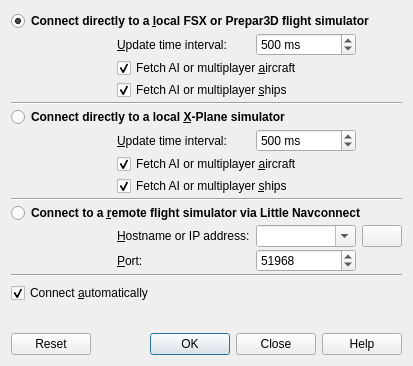
albar965/littlenavmap, file src/connect/connectdialog.ui: the form before one commit.
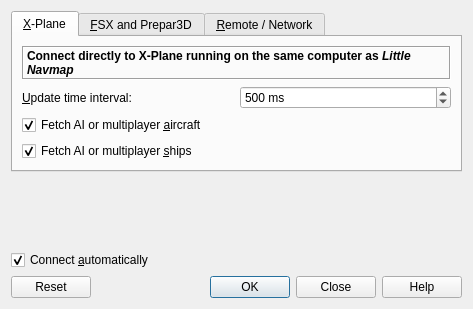
The form after the commit. Icons and pictures are not drawn.

Commit message: Reorganized connect dialog UI completely. Now using tabs for the various simulators. Showing warning message if SimConnect cannot be found on Windows. Added toolbar for connection and options.

```diff
--- a/src/connect/connectdialog.ui
+++ b/src/connect/connectdialog.ui
@@ -6,8 +6,8 @@
    <rect>
     <x>0</x>
     <y>0</y>
-    <width>413</width>
-    <height>366</height>
+    <width>473</width>
+    <height>309</height>
    </rect>
   </property>
   <property name="windowTitle">
@@ -15,17 +15,44 @@
   </property>
   <layout class="QVBoxLayout" name="verticalLayout">
    <item>
-    <layout class="QGridLayout" name="gridLayout">
-     <property name="topMargin">
+    <widget class="QTabWidget" name="tabWidgetConnect">
+     <property name="currentIndex">
       <number>0</number>
      </property>
-     <property name="horizontalSpacing">
-      <number>6</number>
-     </property>
-     <property name="verticalSpacing">
-      <number>2</number>
-     </property>
-     <item row="12" column="1">
+     <widget class="QWidget" name="tabConnectXp">
+      <attribute name="title">
+       <string>&amp;X-Plane</string>
+      </attribute>
+      <layout class="QGridLayout" name="gridLayout_3">
+       <item row="0" column="0" colspan="2">
+        <widget class="QLabel" name="labelConnectXp">
+         <property name="font">
+          <font>
+           <weight>75</weight>
+           <bold>true</bold>
+          </font>
+         </property>
+         <property name="frameShape">
+          <enum>QFrame::Box</enum>
+         </property>
+         <property name="frameShadow">
+          <enum>QFrame::Sunken</enum>
+         </property>
+         <property name="text">
+          <string>Connect directly to X-Plane running on the same computer as &lt;i&gt;Little Navmap&lt;/i&gt;</string>
+         </property>
+         <property name="wordWrap">
+          <bool>true</bool>
+         </property>
+         <property name="margin">
+          <number>5</number>
+         </property>
+         <property name="textInteractionFlags">
+          <set>Qt::LinksAccessibleByMouse|Qt::TextSelectableByMouse</set>
+         </property>
+        </widget>
+       </item>
+       <item row="1" column="0">
       <widget class="QLabel" name="labelConnectUpdateRateXp">
        <property name="text">
         <string>&amp;Update time interval:</string>
@@ -35,24 +62,92 @@
        </property>
       </widget>
      </item>
-     <item row="19" column="1">
-      <widget class="QLabel" name="labelConnectPort">
+       <item row="1" column="1">
+        <widget class="QSpinBox" name="spinBoxConnectUpdateRateXp">
+         <property name="toolTip">
+          <string>Allowed range is 50 milliseconds up to 1 second.
+Little Navmap fetches data from the flight simulator using this time interval.
+Lower values will result in a more fluid aircraft movement but can potentially induce stutters.</string>
+         </property>
+         <property name="suffix">
+          <string> ms</string>
+         </property>
+         <property name="minimum">
+          <number>50</number>
+         </property>
+         <property name="maximum">
+          <number>1000</number>
+         </property>
+         <property name="singleStep">
+          <number>50</number>
+         </property>
+         <property name="value">
+          <number>500</number>
+         </property>
+        </widget>
+       </item>
+       <item row="2" column="0" colspan="2">
+        <widget class="QCheckBox" name="checkBoxConnectFetchAiAircraftXp">
+         <property name="toolTip">
+          <string>Deselect to disable fetching and transmission of AI or multiplayer aircraft</string>
+         </property>
        <property name="text">
-        <string>&amp;Port:</string>
-       </property>
-       <property name="buddy">
-        <cstring>spinBoxConnectPort</cstring>
+          <string>Fetch AI or multiplayer &amp;aircraft</string>
+         </property>
+         <property name="checked">
+          <bool>true</bool>
        </property>
       </widget>
      </item>
-     <item row="20" column="0" colspan="4">
-      <widget class="Line" name="lineBottom">
-       <property name="orientation">
-        <enum>Qt::Horizontal</enum>
-       </property>
-      </widget>
-     </item>
-     <item row="7" column="1">
+       <item row="3" column="0" colspan="2">
+        <widget class="QCheckBox" name="checkBoxConnectFetchAiShipXp">
+         <property name="toolTip">
+          <string>Deselect to disable fetching and transmission of AI or multiplayer ships</string>
+         </property>
+         <property name="text">
+          <string>Fetch AI or multiplayer &amp;ships</string>
+         </property>
+         <property name="checked">
+          <bool>true</bool>
+         </property>
+        </widget>
+       </item>
+      </layout>
+     </widget>
+     <widget class="QWidget" name="tabConnectFsx">
+      <attribute name="title">
+       <string>&amp;FSX and Prepar3D</string>
+      </attribute>
+      <layout class="QGridLayout" name="gridLayout">
+       <item row="0" column="0" colspan="2">
+        <widget class="QLabel" name="labelConnectFsx">
+         <property name="font">
+          <font>
+           <weight>75</weight>
+           <bold>true</bold>
+          </font>
+         </property>
+         <property name="frameShape">
+          <enum>QFrame::Box</enum>
+         </property>
+         <property name="frameShadow">
+          <enum>QFrame::Sunken</enum>
+         </property>
+         <property name="text">
+          <string>Connect directly to FSX or Prepar3D running on the same computer as &lt;i&gt;Little Navmap&lt;/i&gt;</string>
+         </property>
+         <property name="wordWrap">
+          <bool>true</bool>
+         </property>
+         <property name="margin">
+          <number>5</number>
+         </property>
+         <property name="textInteractionFlags">
+          <set>Qt::LinksAccessibleByMouse|Qt::TextSelectableByMouse</set>
+         </property>
+        </widget>
+       </item>
+       <item row="1" column="0">
       <widget class="QLabel" name="labelConnectUpdateRateFsx">
        <property name="text">
         <string>&amp;Update time interval:</string>
@@ -62,31 +157,7 @@
        </property>
       </widget>
      </item>
-     <item row="19" column="2">
-      <widget class="QSpinBox" name="spinBoxConnectPort">
-       <property name="toolTip">
-        <string>Add the &lt;span style=&quot;color: #ff0000; font-weight:bold&quot;&gt;port&lt;/span&gt; that Little Navconnect shows on startup.
-Use your X-Plane computer name if you are running the Little Xpconnect X-Plane plugin.</string>
-       </property>
-       <property name="minimum">
-        <number>1024</number>
-       </property>
-       <property name="maximum">
-        <number>65535</number>
-       </property>
-       <property name="value">
-        <number>51968</number>
-       </property>
-      </widget>
-     </item>
-     <item row="10" column="0" colspan="4">
-      <widget class="Line" name="lineFsxXp">
-       <property name="orientation">
-        <enum>Qt::Horizontal</enum>
-       </property>
-      </widget>
-     </item>
-     <item row="7" column="2">
+       <item row="1" column="1">
       <widget class="QSpinBox" name="spinBoxConnectUpdateRateFsx">
        <property name="toolTip">
         <string>Allowed range is 50 milliseconds up to 1 second.
@@ -110,27 +181,40 @@
        </property>
       </widget>
      </item>
-     <item row="18" column="3">
-      <widget class="QPushButton" name="pushButtonConnectDeleteHostname">
-       <property name="sizePolicy">
-        <sizepolicy hsizetype="Fixed" vsizetype="Fixed">
-         <horstretch>0</horstretch>
-         <verstretch>0</verstretch>
-        </sizepolicy>
-       </property>
+       <item row="2" column="0" colspan="2">
+        <widget class="QCheckBox" name="checkBoxConnectFetchAiAircraftFsx">
+         <property name="toolTip">
+          <string>Deselect to disable fetching and transmission of AI or multiplayer aircraft</string>
+         </property>
+         <property name="text">
+          <string>Fetch AI or multiplayer &amp;aircraft</string>
+         </property>
+         <property name="checked">
+          <bool>true</bool>
+         </property>
+        </widget>
+       </item>
+       <item row="3" column="0" colspan="2">
+        <widget class="QCheckBox" name="checkBoxConnectFetchAiShipFsx">
        <property name="toolTip">
-        <string>Delete the current hostname or IP address from the list.</string>
+          <string>Deselect to disable fetching and transmission of AI or multiplayer ships</string>
        </property>
        <property name="text">
-        <string/>
-       </property>
-       <property name="icon">
-        <iconset resource="../../littlenavmap.qrc">
-         <normaloff>:/littlenavmap/resources/icons/cancel.svg</normaloff>:/littlenavmap/resources/icons/cancel.svg</iconset>
+          <string>Fetch AI or multiplayer &amp;ships</string>
+         </property>
+         <property name="checked">
+          <bool>true</bool>
        </property>
       </widget>
      </item>
-     <item row="18" column="1">
+      </layout>
+     </widget>
+     <widget class="QWidget" name="tabConnectRemote">
+      <attribute name="title">
+       <string>&amp;Remote / Network</string>
+      </attribute>
+      <layout class="QGridLayout" name="gridLayout_4">
+       <item row="1" column="0">
       <widget class="QLabel" name="labelConnectHostname">
        <property name="text">
         <string>&amp;Hostname or IP address:</string>
@@ -140,48 +224,7 @@
        </property>
       </widget>
      </item>
-     <item row="17" column="0" colspan="4">
-      <widget class="QRadioButton" name="radioButtonConnectRemote">
-       <property name="font">
-        <font>
-         <weight>75</weight>
-         <bold>true</bold>
-        </font>
-       </property>
-       <property name="toolTip">
-        <string>Connect to FSX, Prepar3D or X-Plane on a remote computer running the Little Navconnect program.</string>
-       </property>
-       <property name="text">
-        <string>Connect to a &amp;remote flight simulator via Little Navconnect</string>
-       </property>
-       <attribute name="buttonGroup">
-        <string notr="true">buttonGroupConnectType</string>
-       </attribute>
-      </widget>
-     </item>
-     <item row="6" column="0" colspan="4">
-      <widget class="QRadioButton" name="radioButtonConnectDirectFsx">
-       <property name="font">
-        <font>
-         <weight>75</weight>
-         <bold>true</bold>
-        </font>
-       </property>
-       <property name="toolTip">
-        <string>Connect directly to a FSX or a Prepar3D flight simulator on the same computer using SimConnect.</string>
-       </property>
-       <property name="text">
-        <string>Connect directly to a &amp;local FSX or Prepar3D flight simulator</string>
-       </property>
-       <property name="checked">
-        <bool>true</bool>
-       </property>
-       <attribute name="buttonGroup">
-        <string notr="true">buttonGroupConnectType</string>
-       </attribute>
-      </widget>
-     </item>
-     <item row="18" column="2">
+       <item row="1" column="1" colspan="2">
       <widget class="QComboBox" name="comboBoxConnectHostname">
        <property name="toolTip">
         <string>Add the &lt;span style=&quot;color: #0000ff; font-weight:bold&quot;&gt;hostname&lt;/span&gt; or &lt;span style=&quot;color: #0000ff; font-weight:bold&quot;&gt;IP address&lt;/span&gt; that Little Navconnect shows on startup.
@@ -201,112 +244,97 @@
        </property>
       </widget>
      </item>
-     <item row="11" column="0" colspan="4">
-      <widget class="QRadioButton" name="radioButtonConnectDirectXp">
+       <item row="1" column="3">
+        <widget class="QPushButton" name="pushButtonConnectDeleteHostname">
+         <property name="sizePolicy">
+          <sizepolicy hsizetype="Fixed" vsizetype="Fixed">
+           <horstretch>0</horstretch>
+           <verstretch>0</verstretch>
+          </sizepolicy>
+         </property>
+         <property name="toolTip">
+          <string>Delete the current hostname or IP address from the list.</string>
+         </property>
+         <property name="text">
+          <string/>
+         </property>
+         <property name="icon">
+          <iconset resource="../../littlenavmap.qrc">
+           <normaloff>:/littlenavmap/resources/icons/cancel.svg</normaloff>:/littlenavmap/resources/icons/cancel.svg</iconset>
+         </property>
+        </widget>
+       </item>
+       <item row="0" column="0" colspan="4">
+        <widget class="QLabel" name="labelConnectRemote">
        <property name="font">
         <font>
          <weight>75</weight>
          <bold>true</bold>
         </font>
        </property>
-       <property name="toolTip">
-        <string>Connect directly to X-Plane on the same computer using the Little Xpconnect plugin.</string>
-       </property>
-       <property name="text">
-        <string>Connect directly to a local &amp;X-Plane simulator</string>
-       </property>
-       <property name="checked">
-        <bool>false</bool>
-       </property>
-       <attribute name="buttonGroup">
-        <string notr="true">buttonGroupConnectType</string>
-       </attribute>
-      </widget>
-     </item>
-     <item row="9" column="1" colspan="3">
-      <widget class="QCheckBox" name="checkBoxConnectFetchAiShipFsx">
-       <property name="toolTip">
-        <string>Deselect to disable fetching and transmission of AI or multiplayer ships</string>
-       </property>
+         <property name="frameShape">
+          <enum>QFrame::Box</enum>
+         </property>
+         <property name="frameShadow">
+          <enum>QFrame::Sunken</enum>
+         </property>
        <property name="text">
-        <string>Fetch AI or multiplayer &amp;ships</string>
-       </property>
-       <property name="checked">
+          <string>Connect to a flight simulator using &lt;i&gt;Little Navconnect&lt;/i&gt; where &lt;i&gt;Little Navconnect&lt;/i&gt; and the simulator are running on the flying computer (other) and &lt;i&gt;Little Navmap&lt;/i&gt; is running on the remote (this) computer.</string>
+         </property>
+         <property name="wordWrap">
         <bool>true</bool>
        </property>
-      </widget>
-     </item>
-     <item row="16" column="0" colspan="4">
-      <widget class="Line" name="lineXpRemote">
-       <property name="orientation">
-        <enum>Qt::Horizontal</enum>
-       </property>
-      </widget>
-     </item>
-     <item row="12" column="2">
-      <widget class="QSpinBox" name="spinBoxConnectUpdateRateXp">
+         <property name="margin">
+          <number>5</number>
+         </property>
+         <property name="textInteractionFlags">
+          <set>Qt::LinksAccessibleByMouse|Qt::TextSelectableByMouse</set>
+         </property>
+        </widget>
+       </item>
+       <item row="2" column="0">
+        <widget class="QLabel" name="labelConnectPort">
+         <property name="text">
+          <string>&amp;Port:</string>
+         </property>
+         <property name="buddy">
+          <cstring>spinBoxConnectPort</cstring>
+         </property>
+        </widget>
+       </item>
+       <item row="2" column="1" colspan="2">
+        <widget class="QSpinBox" name="spinBoxConnectPort">
        <property name="toolTip">
-        <string>Allowed range is 50 milliseconds up to 1 second.
-Little Navmap fetches data from the flight simulator using this time interval.
-Lower values will result in a more fluid aircraft movement but can potentially induce stutters.</string>
-       </property>
-       <property name="suffix">
-        <string> ms</string>
+          <string>Add the &lt;span style=&quot;color: #ff0000; font-weight:bold&quot;&gt;port&lt;/span&gt; that Little Navconnect shows on startup.
+Use your X-Plane computer name if you are running the Little Xpconnect X-Plane plugin.</string>
        </property>
        <property name="minimum">
-        <number>50</number>
+          <number>1024</number>
        </property>
        <property name="maximum">
-        <number>1000</number>
-       </property>
-       <property name="singleStep">
-        <number>50</number>
+          <number>65535</number>
        </property>
        <property name="value">
-        <number>500</number>
-       </property>
-      </widget>
-     </item>
-     <item row="8" column="1" colspan="3">
-      <widget class="QCheckBox" name="checkBoxConnectFetchAiAircraftFsx">
-       <property name="toolTip">
-        <string>Deselect to disable fetching and transmission of AI or multiplayer aircraft</string>
-       </property>
-       <property name="text">
-        <string>Fetch AI or multiplayer &amp;aircraft</string>
-       </property>
-       <property name="checked">
-        <bool>true</bool>
-       </property>
-      </widget>
-     </item>
-     <item row="13" column="1" colspan="3">
-      <widget class="QCheckBox" name="checkBoxConnectFetchAiAircraftXp">
-       <property name="toolTip">
-        <string>Deselect to disable fetching and transmission of AI or multiplayer aircraft</string>
-       </property>
-       <property name="text">
-        <string>Fetch AI or multiplayer &amp;aircraft</string>
-       </property>
-       <property name="checked">
-        <bool>true</bool>
-       </property>
-      </widget>
-     </item>
-     <item row="14" column="1" colspan="3">
-      <widget class="QCheckBox" name="checkBoxConnectFetchAiShipXp">
-       <property name="toolTip">
-        <string>Deselect to disable fetching and transmission of AI or multiplayer ships</string>
-       </property>
-       <property name="text">
-        <string>Fetch AI or multiplayer &amp;ships</string>
-       </property>
-       <property name="checked">
-        <bool>true</bool>
+          <number>51968</number>
        </property>
       </widget>
      </item>
     </layout>
+     </widget>
+    </widget>
+   </item>
+   <item>
+    <spacer name="verticalSpacer">
+     <property name="orientation">
+      <enum>Qt::Vertical</enum>
+     </property>
+     <property name="sizeHint" stdset="0">
+      <size>
+       <width>20</width>
+       <height>40</height>
+      </size>
+     </property>
+    </spacer>
    </item>
    <item>
     <widget class="QCheckBox" name="checkBoxConnectOnStartup">
```
Left out of the diff: 10 changed lines with no effect on the pictures. Lines whose indentation alone changed are shown as unchanged. The commit also changes 5 other files.
